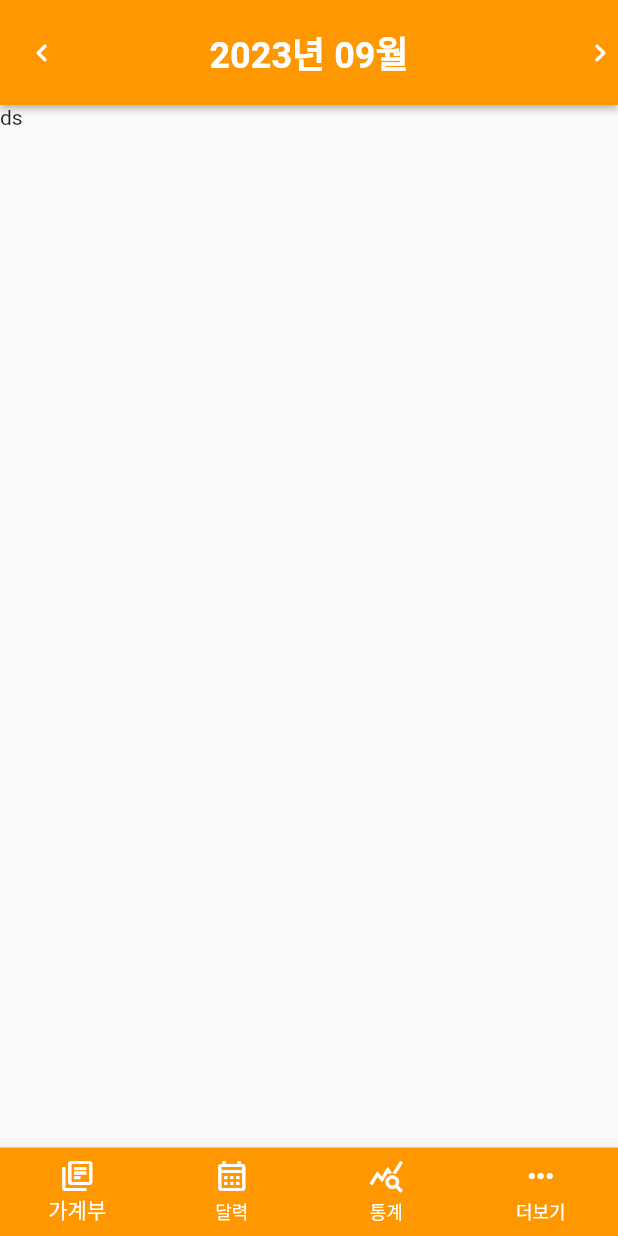
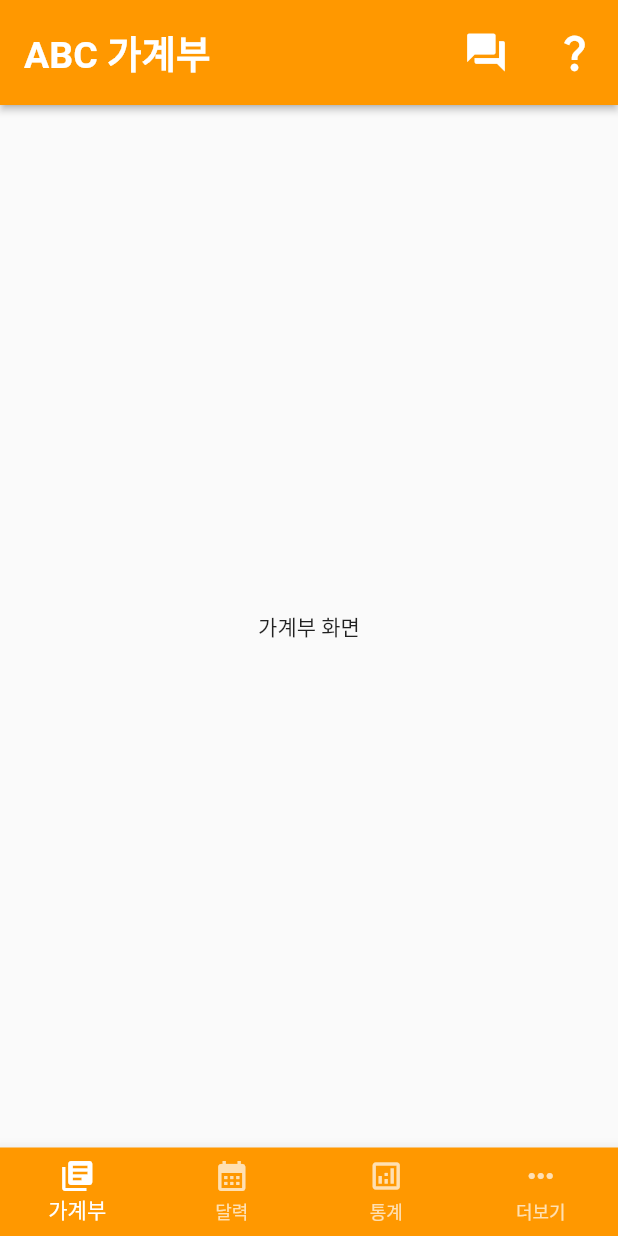
Before and after one commit to Kimhanyeol/ABC_Money_Diary, a Flutter app: the screen it shows after launch, on a phone screen of 412 x 824 dp. Run offline on Flutter 3.47's test engine with Material 2 defaults, Android fonts, the phone set to English and light mode, and no system bars; our stand-ins replace table_calendar; Roboto replaces fonts that are missing (ABCdiary).

```diff
--- a/lib/bars/main_appbar.dart
+++ b/lib/bars/main_appbar.dart
@@ -7,7 +7,11 @@ import 'package:flutter/services.dart';
 class MainAppBar extends StatelessWidget implements PreferredSizeWidget {
   MainAppBar({super.key});
 
-  String Month = DateFormat('yyyy년 MM월').format(DateTime.now());
+  final String Month = DateFormat('yyyy년 MM월').format(DateTime.now());
+
+  onButtonLeftChevron() {}
+
+  onButtonRightChevron() {}
 
   @override
   Widget build(BuildContext context) {
@@ -20,24 +24,39 @@ class MainAppBar extends StatelessWidget implements PreferredSizeWidget {
       ),
       //앱바 높이
       toolbarHeight: 70,
-      //글자 가운데로
-      centerTitle: true,
       //글자 색
       foregroundColor: Colors.white,
       //앱 바 색
       backgroundColor: Colors.orange,
       //앱 바 밑에 음영 사라지게 만드는 코드
       elevation: 2,
-      leading: Icon(Icons.chevron_left_rounded),
       title: Text(
-        Month,
+        'ABC 가계부',
         style: TextStyle(
-          fontSize: 24,
+          fontSize: 25,
           fontWeight: FontWeight.w600,
+          color: Colors.white,
+          fontFamily: "ABCdiary",
         ),
       ),
       actions: [
-        Icon(Icons.chevron_right_rounded),
+        IconButton(
+          onPressed: null,
+          icon: Icon(
+            Icons.question_answer,
+            size: 30,
+            color: Colors.white,
+          ),
+        ),
+        IconButton(
+          padding: EdgeInsets.symmetric(horizontal: 20),
+          onPressed: null,
+          icon: Icon(
+            Icons.question_mark,
+            size: 30,
+            color: Colors.white,
+          ),
+        ),
       ],
     );
   }
--- a/lib/main.dart
+++ b/lib/main.dart
@@ -1,8 +1,10 @@
 import 'package:flutter/material.dart';
 import 'package:abc_money_diary/screens/home_screen.dart';
 
+import 'package:intl/date_symbol_data_local.dart';
+
 void main() {
-  runApp(App());
+  initializeDateFormatting().then((_) => runApp(App()));
 }
 
 class App extends StatelessWidget {
--- /dev/null
+++ b/lib/screens/diary_screen.dart
@@ -0,0 +1,10 @@
+import 'package:flutter/material.dart';
+
+class DiaryScreen extends StatelessWidget {
+  const DiaryScreen({super.key});
+
+  @override
+  Widget build(BuildContext context) {
+    return Text('가계부 화면');
+  }
+}
--- a/lib/screens/home_screen.dart
+++ b/lib/screens/home_screen.dart
@@ -1,33 +1,59 @@
 import 'package:abc_money_diary/bars/main_appbar.dart';
+import 'package:abc_money_diary/screens/calendar_screen.dart';
+import 'package:abc_money_diary/screens/diary_screen.dart';
+import 'package:abc_money_diary/screens/etc_screen.dart';
+import 'package:abc_money_diary/screens/statistics_screen.dart';
 import 'package:flutter/material.dart';
 
+class HomeScreen extends StatefulWidget {
+  HomeScreen({super.key});
 
-class HomeScreen extends StatelessWidget {
-  HomeScreen({super.key});
+  @override
+  State<HomeScreen> createState() => _HomeScreenState();
+}
+
+List body_item = [
+  DiaryScreen(),
+  CalendarScreen(),
+  StatisticScreen(),
+  EtcScreen(),
+];
+
+class _HomeScreenState extends State<HomeScreen> {
+  int selectedIndex = 0;
 
   @override
   Widget build(BuildContext context) {
     return Scaffold(
       appBar: MainAppBar(),
 
-      body: Text("ds"),
+      body:Center(
+        child: body_item.elementAt(selectedIndex),
+      ),
 
-      bottomNavigationBar:BottomNavigationBar(
+      bottomNavigationBar: BottomNavigationBar(
         type: BottomNavigationBarType.fixed,
         backgroundColor: Colors.orange,
-        unselectedItemColor: Colors.white,
+        unselectedItemColor: Colors.white.withOpacity(0.7),
         selectedItemColor: Colors.white,
+        currentIndex: selectedIndex,
+        onTap: (int index) {
+
+          setState(() {
+            selectedIndex = index;
+          });
+        },
         items: [
           BottomNavigationBarItem(
-            icon: Icon(Icons.library_books_outlined),
+            icon: Icon(Icons.library_books),
             label: '가계부',
           ),
           BottomNavigationBarItem(
-            icon: Icon(Icons.calendar_month_outlined),
+            icon: Icon(Icons.calendar_month),
             label: '달력',
           ),
           BottomNavigationBarItem(
-            icon: Icon(Icons.query_stats_outlined),
+            icon: Icon(Icons.analytics_outlined),
             label: '통계',
           ),
           BottomNavigationBarItem(
```
Also changed, not shown: lib/screens/calendar_screen.dart (added, +21 -0 lines), lib/screens/etc_screen.dart (added, +10 -0 lines), lib/screens/statistics_screen.dart (added, +10 -0 lines), pubspec.yaml (+5 -2 lines), pubspec.lock, 2 other files.
